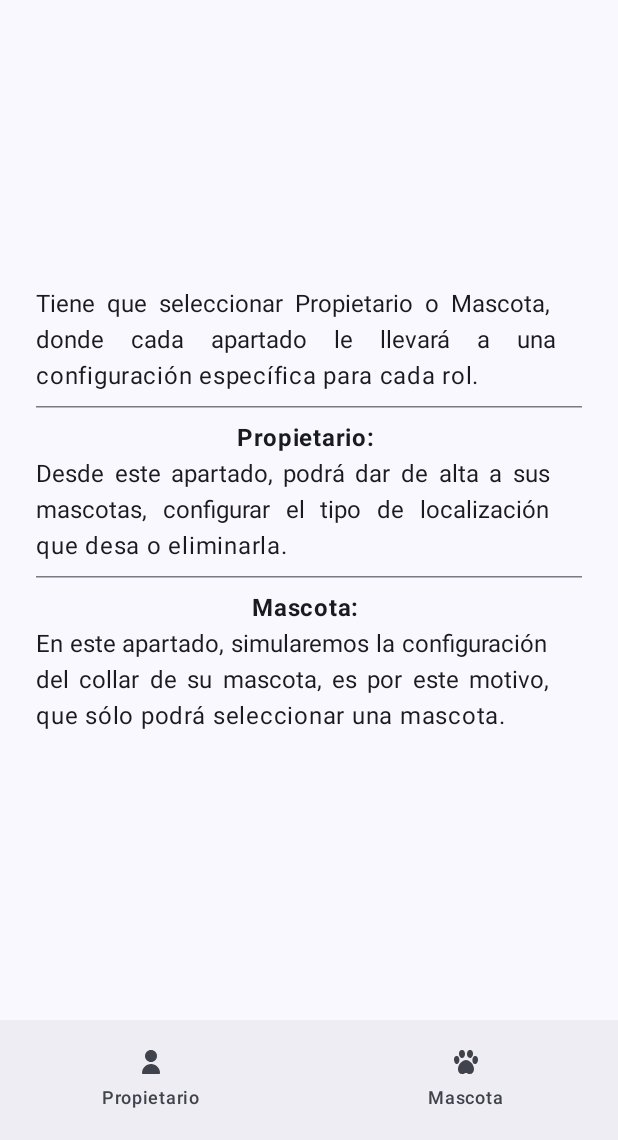
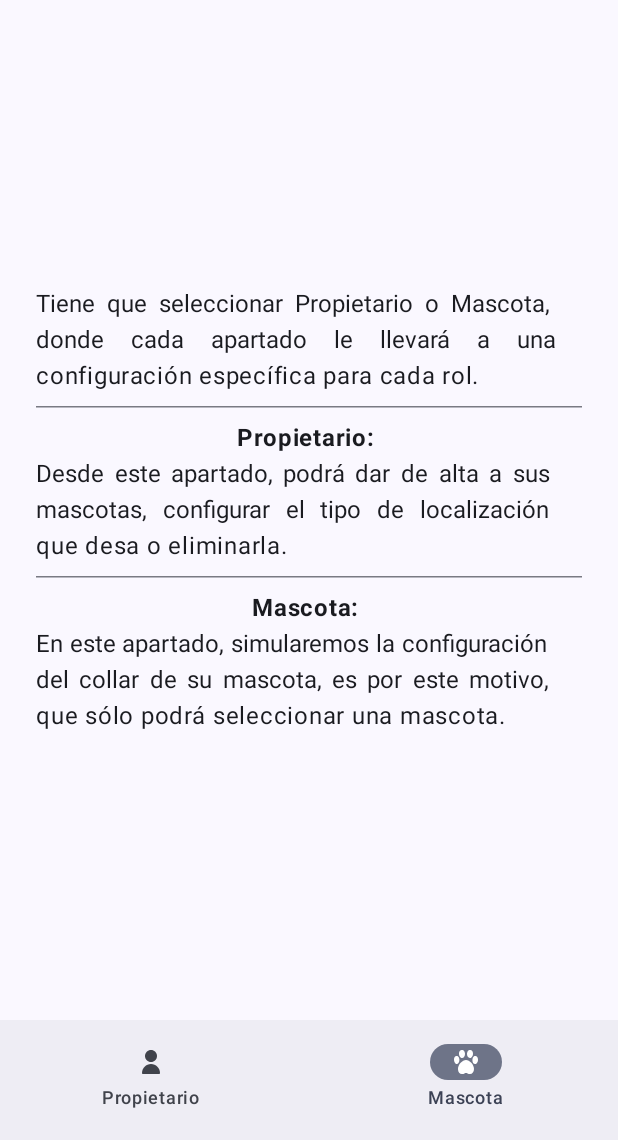
Before and after one commit to gdbogdan/apps2_practica, an Android app built with Jetpack Compose: the screen it shows after launch (MainActivity), on a phone screen of 412 x 824 dp, the part 96-1236 px from its top. Run offline under Robolectric (Android 15) with nearby library versions, the phone set to English and light mode, and no system bars.

Commit message:
Se mejora la interfaz de usuario

```diff
--- a/app/src/main/java/com/example/inpath/MainActivity.kt
+++ b/app/src/main/java/com/example/inpath/MainActivity.kt
@@ -18,7 +18,11 @@ import androidx.compose.material3.SnackbarHostState
 import androidx.compose.material3.Text
 import androidx.compose.material3.TopAppBarDefaults
 import androidx.compose.runtime.Composable
+import androidx.compose.runtime.getValue
+import androidx.compose.runtime.mutableStateOf
 import androidx.compose.runtime.remember
+import androidx.compose.runtime.saveable.rememberSaveable
+import androidx.compose.runtime.setValue
 import androidx.compose.ui.Modifier
 import androidx.compose.ui.res.painterResource
 import androidx.compose.ui.res.stringResource
@@ -42,10 +46,11 @@ class MainActivity : ComponentActivity() {
             val navController = rememberNavController()
             InPathTheme {
                 val snackbar = remember{SnackbarHostState()}
+                var esPropietario by rememberSaveable { mutableStateOf(false) } //true -> propietario, false -> mascota (default)
                 Scaffold(
                     modifier = Modifier.fillMaxSize(),
                     topBar = {TopAppBar()},
-                    bottomBar = {BottomBar(navController)},
+                    bottomBar = {BottomBar(navController, esPropietario, cambioPropietario = {esPropietario = it})},
                     snackbarHost = { SnackbarHost(snackbar)}
                 ) { innerPadding ->
                     NavHost(
@@ -53,7 +58,7 @@ class MainActivity : ComponentActivity() {
                         startDestination = "Seleccion_tipo",
                         modifier = Modifier.padding(innerPadding)
                     ){
-                        composable("Inicio"){
+                        composable("Inicio"){ //Todavía no se usa, falta FireBase
                             Inicio_sesion(navController)
                         }
                         composable("Seleccion_tipo"){
@@ -89,7 +94,7 @@ fun TopAppBar(){
 }
 
 @Composable
-fun BottomBar(navController: NavController) {
+fun BottomBar(navController: NavController, esPropietario: Boolean, cambioPropietario: (Boolean) -> Unit) {
     NavigationBar {
         NavigationBarItem(
             icon = { Icon(painterResource(
@@ -97,8 +102,10 @@ fun BottomBar(navController: NavController) {
                 contentDescription = stringResource(string.icono_del_propietario)
             ) },
             label = { Text(stringResource(string.propietario)) },
-            selected = false,
-            onClick = { navController.navigate("Propietario") }
+            selected = esPropietario,
+            onClick = {
+                cambioPropietario(true) //Actualizo a true, quiere decir que es el propietario
+                navController.navigate("Propietario") }
         )
         NavigationBarItem(
             icon = {Icon(painterResource(
@@ -106,7 +113,7 @@ fun BottomBar(navController: NavController) {
                 contentDescription = stringResource(string.icono_de_la_huella_de_la_mascota)
             ) },
             label = { Text(stringResource(string.mascota)) },
-            selected = false,
+            selected = !esPropietario,
             onClick = { navController.navigate("Mascota") }
         )
     }
--- a/app/src/main/java/com/example/inpath/screens/MascotaViewModel.kt
+++ b/app/src/main/java/com/example/inpath/screens/MascotaViewModel.kt
@@ -1,6 +1,5 @@
 package com.example.inpath.screens
 
-import androidx.compose.runtime.mutableStateListOf
 import androidx.compose.runtime.mutableStateOf
 import androidx.lifecycle.ViewModel
 
--- a/app/src/main/java/com/example/inpath/screens/Seleccion_tipo.kt
+++ b/app/src/main/java/com/example/inpath/screens/Seleccion_tipo.kt
@@ -17,7 +17,9 @@ import androidx.navigation.NavController
 import com.example.inpath.R
 
 @Composable
-fun Seleccion_tipo(navController: NavController){
+fun Seleccion_tipo(
+    navController: NavController
+){
     Column(
         modifier = Modifier
             .fillMaxSize()
```
